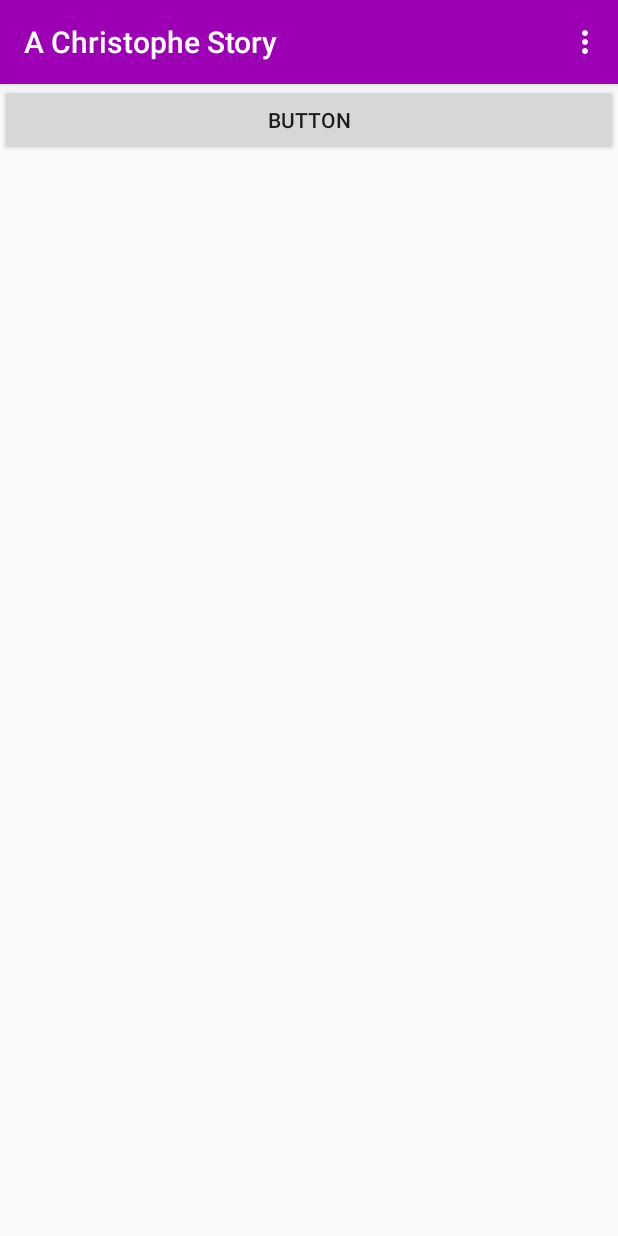
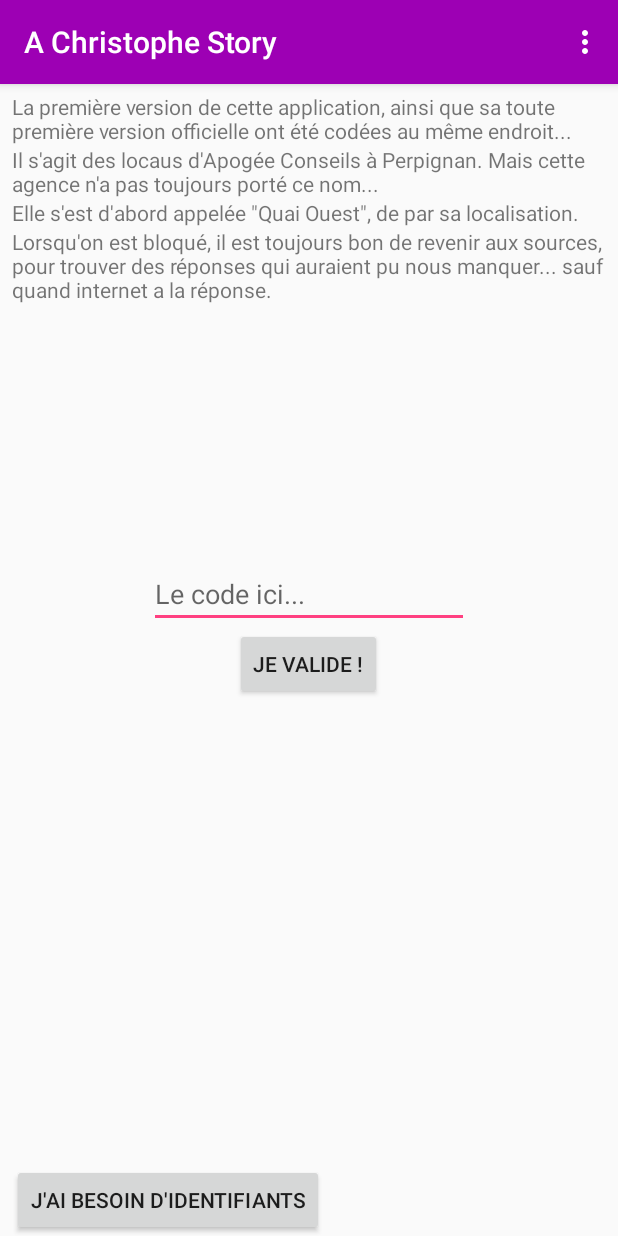
Before and after one commit to thomas40510/achristophe-story, an Android app: the screen41 screen opened directly, with no data from a screen before it, on a phone screen of 412 x 824 dp. Run offline under Robolectric (Android 15) with nearby library versions, the phone set to English and light mode, and no system bars; libraries missing offline, so code that uses them is left out: io.smooch.ui.

Commit message:
achristophe-story 31/07@16:33

```diff
--- a/app/src/main/java/com/example/studioquaiouest/myapplication/MainActivity.java
+++ b/app/src/main/java/com/example/studioquaiouest/myapplication/MainActivity.java
@@ -232,7 +232,7 @@ public class MainActivity extends AppCompatActivity {
     }
 
     public void gotoLB (View view){
-        Intent intent = new Intent(this, screen51.class);
+        Intent intent = new Intent(this, screen41.class);
         startActivity(intent);
     }
 
--- a/app/src/main/java/com/example/studioquaiouest/myapplication/screen2.java
+++ b/app/src/main/java/com/example/studioquaiouest/myapplication/screen2.java
@@ -95,8 +95,8 @@ public class screen2 extends AppCompatActivity {
     }
     /**public void gotoScreen3 (View view) {
 
-        String uri = "@drawable/screenshot00"+i;
-        int ImageRessource = getResources().getIdentifier(uri, null, getPackageName());
+        String vidLink = "@drawable/screenshot00"+i;
+        int ImageRessource = getResources().getIdentifier(vidLink, null, getPackageName());
         ImageView imageView = (ImageView) findViewById(R.id.imageView4);
         Drawable res = getResources().getDrawable(ImageRessource);
         imageView.setImageDrawable(res);
--- a/app/src/main/java/com/example/studioquaiouest/myapplication/screen45.java
+++ b/app/src/main/java/com/example/studioquaiouest/myapplication/screen45.java
@@ -91,7 +91,7 @@ public class screen45 extends AppCompatActivity {
                     } else {
                         if (time == 5) {
                             Verif(view);
-                        } Toast.makeText(getApplicationContext(), "end", Toast.LENGTH_SHORT).show();
+                        }
                     }
                 }
 
--- a/app/src/main/res/layout/activity_screen41.xml
+++ b/app/src/main/res/layout/activity_screen41.xml
@@ -4,15 +4,78 @@
     xmlns:tools="http://schemas.android.com/tools"
     android:layout_width="match_parent"
     android:layout_height="match_parent"
+    android:layout_marginLeft="8dp"
+    android:layout_marginRight="8dp"
+    android:layout_marginTop="5dp"
     tools:context="com.example.studioquaiouest.myapplication.screen41">
 
     <Button
         android:id="@+id/button26"
         android:layout_width="wrap_content"
         android:layout_height="wrap_content"
-        android:onClick="gotoNext"
-        android:text="Button"
+        android:onClick="Verif"
+        android:text="Je valide !"
+        android:layout_centerVertical="true"
+        android:layout_centerHorizontal="true" />
+
+    <TextView
+        android:id="@+id/textView162"
+        android:layout_width="wrap_content"
+        android:layout_height="wrap_content"
+        android:layout_alignParentStart="true"
         android:layout_alignParentTop="true"
+        android:text="La première version de cette application, ainsi que sa toute première version officielle ont été codées au même endroit..." />
+
+    <TextView
+        android:id="@+id/textView163"
+        android:layout_width="wrap_content"
+        android:layout_height="wrap_content"
         android:layout_alignParentStart="true"
-        android:layout_alignParentEnd="true" />
+        android:layout_below="@+id/textView162"
+        android:text="Il s'agit des locaus d'Apogée Conseils à Perpignan. Mais cette agence n'a pas toujours porté ce nom..." />
+
+    <TextView
+        android:id="@+id/textView164"
+        android:layout_width="wrap_content"
+        android:layout_height="wrap_content"
+        android:layout_alignParentStart="true"
+        android:layout_below="@+id/textView163"
+        android:text="Elle s'est d'abord appelée &quot;Quai Ouest&quot;, de par sa localisation." />
+
+    <TextView
+        android:id="@+id/textView165"
+        android:layout_width="wrap_content"
+        android:layout_height="wrap_content"
+        android:layout_alignParentStart="true"
+        android:layout_below="@+id/textView164"
+        android:text="Lorsqu'on est bloqué, il est toujours bon de revenir aux sources, pour trouver des réponses qui auraient pu nous manquer... sauf quand internet a la réponse." />
+
+    <EditText
+        android:id="@+id/txtCode"
+        android:layout_width="wrap_content"
+        android:layout_height="wrap_content"
+        android:ems="10"
+        android:hint="Le code ici..."
+        android:inputType="numberPassword"
+        android:layout_above="@+id/button26"
+        android:layout_centerHorizontal="true" />
+
+    <Button
+        android:id="@+id/button39"
+        android:layout_width="wrap_content"
+        android:layout_height="wrap_content"
+        android:layout_alignParentBottom="true"
+        android:layout_alignParentStart="true"
+        android:onClick="showHelp"
+        android:text="J'ai besoin d'identifiants" />
+
+    <VideoView
+        android:id="@+id/vidWrong"
+        android:layout_width="match_parent"
+        android:layout_height="match_parent"
+        android:layout_above="@+id/button39"
+        android:layout_alignParentStart="true"
+        android:layout_below="@+id/button26"
+        android:visibility="invisible" />
+
 </RelativeLayout>
--- a/app/src/main/res/layout/activity_screen61.xml
+++ b/app/src/main/res/layout/activity_screen61.xml
@@ -33,7 +33,7 @@
         android:layout_height="wrap_content"
         android:layout_alignParentStart="true"
         android:layout_below="@+id/textView147"
-        android:text="Il se peutmême qu'ils nous fournissent des informations précieuses, essentielles au bon fonctionnement de l'application." />
+        android:text="Il se peut même qu'ils nous fournissent des informations précieuses, essentielles au bon fonctionnement de l'application." />
 
     <TextView
         android:id="@+id/textView151"
```
Also changed, not shown: app/src/main/java/com/example/studioquaiouest/myapplication/screen41.java (+59 -0 lines), app/src/main/java/com/example/studioquaiouest/myapplication/screen51.java (+6 -6 lines), app/src/main/java/com/example/studioquaiouest/myapplication/screen59.java (+38 -0 lines), app/src/main/java/com/example/studioquaiouest/myapplication/screen61.java (+15 -1 lines), app/src/main/res/layout/activity_screen59.xml (+79 -3 lines), 291 other files.
